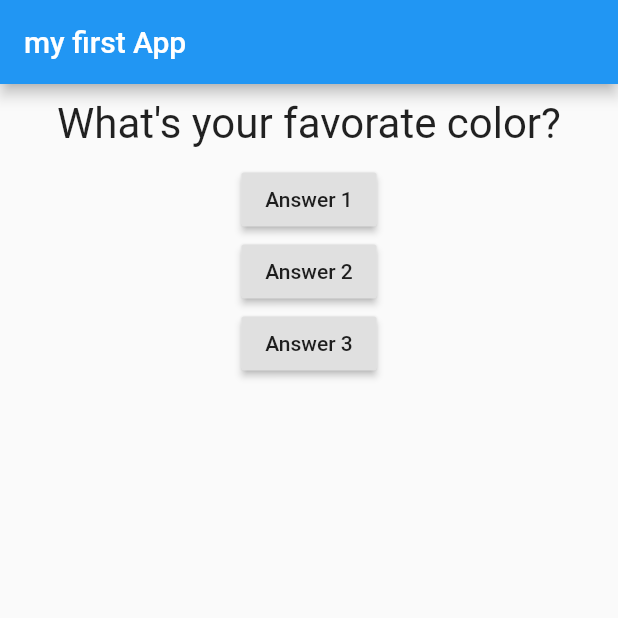
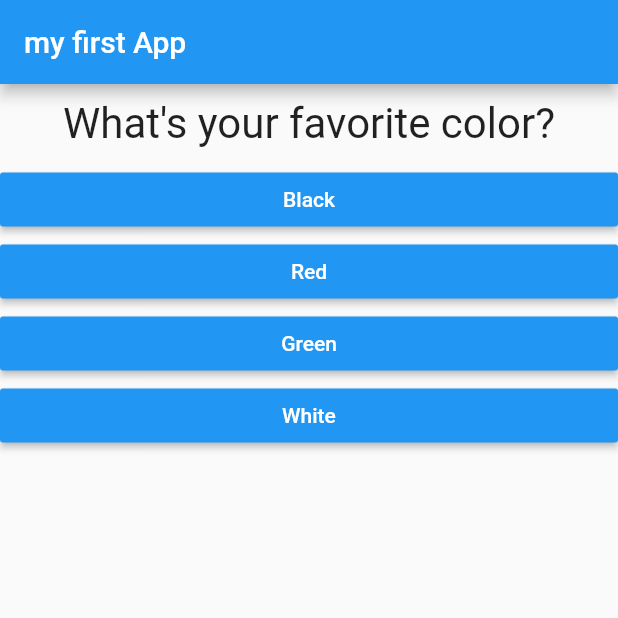
Before and after one commit to MohamedBouarada/Flutter, a Flutter app: the screen it shows after launch, on a phone screen of 412 x 824 dp, the top half of it. Run offline on Flutter 3.47's test engine with Material 2 defaults, Android fonts, the phone set to English and light mode, and no system bars.

```diff
--- /dev/null
+++ b/lib/answer.dart
@@ -0,0 +1,20 @@
+import 'package:flutter/material.dart';
+
+class Answer extends StatelessWidget {
+  final Function selectHandler;
+  final String answerText;
+  Answer(this.selectHandler, this.answerText);
+  @override
+  Widget build(BuildContext context) {
+    return Container(
+      width: double.infinity,
+      // ignore: prefer_const_constructors
+      child: RaisedButton(
+        color: Colors.blue,
+        textColor: Colors.white,
+        child: Text(answerText),
+        onPressed: () => selectHandler(),
+      ),
+    );
+  }
+}
--- a/lib/main.dart
+++ b/lib/main.dart
@@ -3,6 +3,7 @@
 import 'package:flutter/material.dart';
 
 import './question.dart';
+import './answer.dart';
 
 void main() => runApp(MyApp());
 
@@ -16,16 +17,26 @@ class _MyAppState extends State<MyApp> {
 
   void _answerQuestion() {
     setState(() {
-      _questionIndex = (_questionIndex + 1)%2;
+      _questionIndex = (_questionIndex + 1) % 3;
     });
     print(_questionIndex);
   }
 
   @override
   Widget build(BuildContext context) {
-    var questions = [
-      'What\'s your favorate color?',
-      'What\'s your favorate animal?',
+   var questions = [
+      {
+        'questionText': 'What\'s your favorite color?',
+        'answers': ['Black', 'Red', 'Green', 'White'],
+      },
+      {
+        'questionText': 'What\'s your favorite animal?',
+        'answers': ['Rabbit', 'Snake', 'Elephant', 'Lion'],
+      },
+      {
+        'questionText': 'Who\'s your favorite instructor?',
+        'answers': ['Bo3', 'BO3', 'Bo33', 'LBO3'],
+      },
     ];
 
     return MaterialApp(
@@ -36,23 +47,28 @@ class _MyAppState extends State<MyApp> {
         body: Column(
           children: [
             Question(
-              questions[_questionIndex],
+              questions[_questionIndex]['questionText'] as String,
             ),
-            RaisedButton(
-              child: Text('Answer 1'),
-              onPressed: _answerQuestion,
-            ),
-            RaisedButton(
-              child: Text('Answer 2'),
-              onPressed: () => print('Answer 2 chosen!'),
-            ),
-            RaisedButton(
-              child: Text('Answer 3'),
-              onPressed: () {
-                //...
-                print('Answer 3 chosen!');
-              },
-            ),
+            ...(questions[_questionIndex]['answers'] as List<String>)
+                .map((answer) {
+              return Answer(_answerQuestion, answer);
+            }).toList()
+            // RaisedButton(
+            //   color: Colors.blue,
+            //   child: Text('Answer 1'),
+            //   onPressed: _answerQuestion,
+            // ),
+            // RaisedButton(
+            //   child: Text('Answer 2'),
+            //   onPressed: () => print('Answer 2 chosen!'),
+            // ),
+            // RaisedButton(
+            //   child: Text('Answer 3'),
+            //   onPressed: () {
+            //     //...
+            //     print('Answer 3 chosen!');
+            //   },
+            // ),
           ],
         ),
       ),
```
